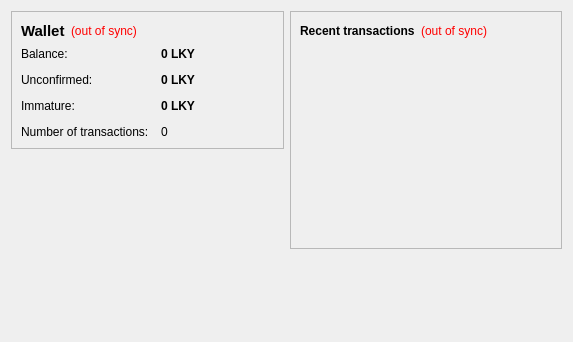
Qt form src/qt/forms/overviewpage.ui (KanyeCoin/KanyeCoin) before a commit.
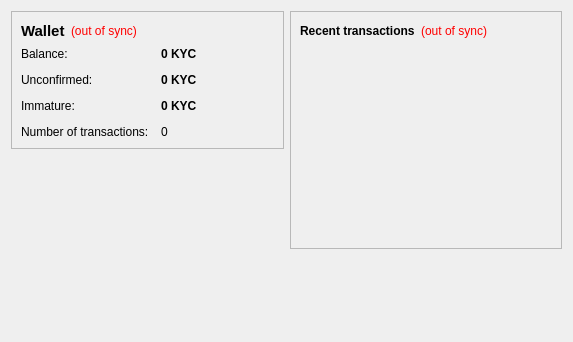
The same form after that commit.

```diff
--- a/src/qt/forms/overviewpage.ui
+++ b/src/qt/forms/overviewpage.ui
@@ -105,7 +105,7 @@
              <string>Your current balance</string>
             </property>
             <property name="text">
-             <string notr="true">0 LKY</string>
+             <string notr="true">0 KYC</string>
             </property>
             <property name="textInteractionFlags">
              <set>Qt::LinksAccessibleByMouse|Qt::TextSelectableByKeyboard|Qt::TextSelectableByMouse</set>
@@ -134,7 +134,7 @@
              <string>Total of transactions that have yet to be confirmed, and do not yet count toward the current balance</string>
             </property>
             <property name="text">
-             <string notr="true">0 LKY</string>
+             <string notr="true">0 KYC</string>
             </property>
             <property name="textInteractionFlags">
              <set>Qt::LinksAccessibleByMouse|Qt::TextSelectableByKeyboard|Qt::TextSelectableByMouse</set>
@@ -177,7 +177,7 @@
              <string>Mined balance that has not yet matured</string>
             </property>
             <property name="text">
-             <string notr="true">0 LKY</string>
+             <string notr="true">0 KYC</string>
             </property>
             <property name="textInteractionFlags">
              <set>Qt::LinksAccessibleByMouse|Qt::TextSelectableByKeyboard|Qt::TextSelectableByMouse</set>
```
Left out of the diff: 4 changed lines with no effect on the pictures.
